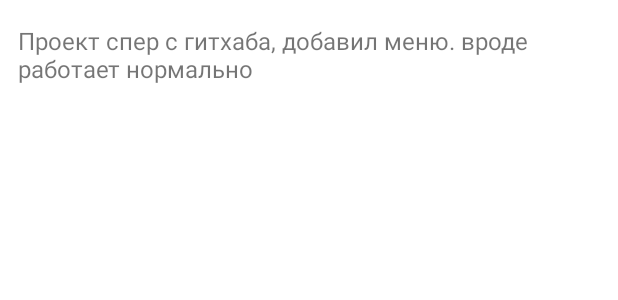
After one commit to dlik01/ApiVkTest, an Android app: the layout fragment_dev.xml on its own in the app's theme, with its tools: preview values and no code run, on a phone screen of 412 x 824 dp. The commit adds this screen. Shown: the top 300 px of the screen. Run offline under Robolectric (Android 15) with nearby library versions, the phone set to English and light mode, and no system bars.

Commit message:
Готовое меню

```diff
--- a/ApiVkTest/app/src/main/res/layout/content_main.xml
+++ b/ApiVkTest/app/src/main/res/layout/content_main.xml
@@ -16,4 +16,9 @@
         app:layout_constraintLeft_toLeftOf="parent"
         app:layout_constraintRight_toRightOf="parent"
         app:layout_constraintTop_toTopOf="parent"/>
+
+    <FrameLayout
+        android:id="@+id/fragmentDev"
+        android:layout_width="match_parent"
+        android:layout_height="match_parent" />
 </android.support.constraint.ConstraintLayout>
--- /dev/null
+++ b/ApiVkTest/app/src/main/res/layout/fragment_dev.xml
@@ -0,0 +1,21 @@
+<?xml version="1.0" encoding="utf-8"?>
+<android.support.constraint.ConstraintLayout
+    xmlns:android="http://schemas.android.com/apk/res/android"
+    xmlns:tools="http://schemas.android.com/tools"
+    android:layout_width="match_parent"
+    android:layout_height="match_parent"
+    android:background="@color/white">
+
+    <TextView
+        android:layout_width="wrap_content"
+        android:layout_height="match_parent"
+        android:text="@string/frm_dev"
+        android:textSize="@dimen/size"
+        tools:ignore="SpUsage"
+        android:paddingLeft="12dp"
+        android:paddingRight="12dp"
+        android:layout_marginBottom="16dp"
+        android:layout_marginTop="16dp"
+        />
+
+</android.support.constraint.ConstraintLayout>
--- a/ApiVkTest/app/src/main/res/values/colors.xml
+++ b/ApiVkTest/app/src/main/res/values/colors.xml
@@ -3,4 +3,5 @@
     <color name="colorPrimary">#3F51B5</color>
     <color name="colorPrimaryDark">#303F9F</color>
     <color name="colorAccent">#FF4081</color>
+    <color name="white">#FFF</color>
 </resources>
--- a/ApiVkTest/app/src/main/res/values/dimens.xml
+++ b/ApiVkTest/app/src/main/res/values/dimens.xml
@@ -2,4 +2,5 @@
 <resources>
     <dimen name="nav_header_height">176dp</dimen>
     <dimen name="activity_margin">16dp</dimen>
+    <dimen name="size">16dp</dimen>
 </resources>
--- a/ApiVkTest/app/src/main/res/values/strings.xml
+++ b/ApiVkTest/app/src/main/res/values/strings.xml
@@ -22,5 +22,7 @@
     <string name="todo">TODO</string>
     <string name="test">test</string>
     <string name="hellow">Hellow</string>
+    <string name="telegram_contact">Telegramm: @berezin_vv</string>
+    <string name="frm_dev">Проект спер с гитхаба, добавил меню.  вроде работает нормально</string>
     <integer name="com_vk_sdk_AppId">6380037</integer>
 </resources>
```
Also changed, not shown: ApiVkTest/app/src/main/java/com/example/home/apivktest/FragmentContacts.java (added, +17 -0 lines), ApiVkTest/app/src/main/java/com/example/home/apivktest/FragmentDev.java (added, +19 -0 lines), ApiVkTest/app/src/main/java/com/example/home/apivktest/MainActivity.java (+13 -6 lines), ApiVkTest/app/src/main/res/layout/fragment_contacts.xml (added, +19 -0 lines).
